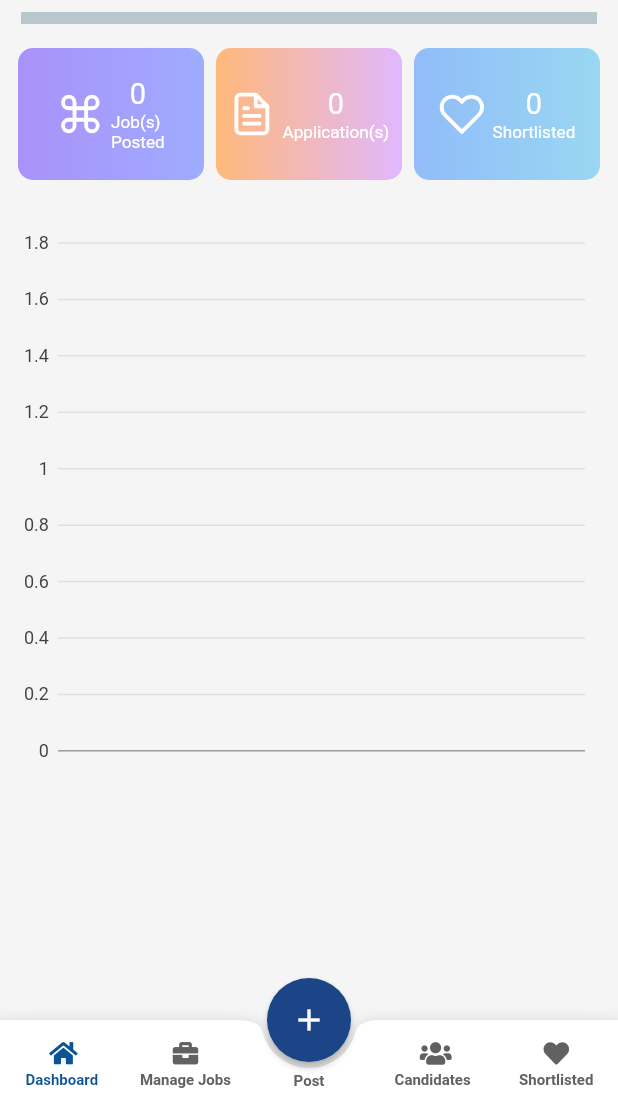
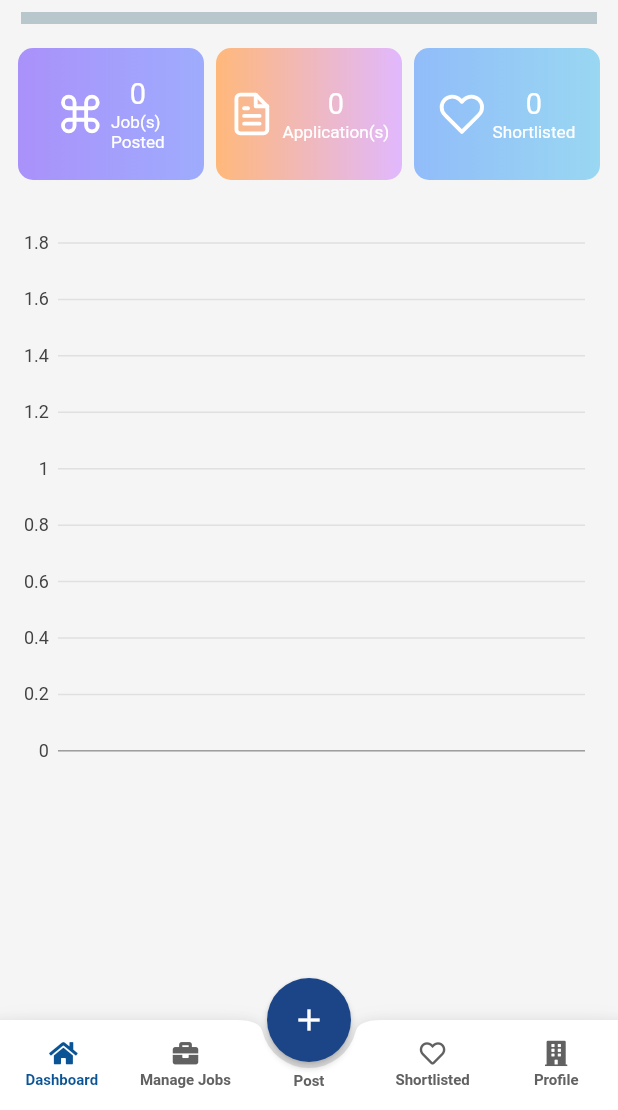
Before and after one commit to KowserAlam/Test, a Flutter app: the Home screen opened directly, on a phone screen of 412 x 824 dp, the part 126-1236 px from its top. Run offline on Flutter 3.47's test engine with Material 2 defaults, Android fonts, the phone set to English and light mode, and no system bars; drawn by our look-alikes of percent_indicator; our stand-ins replace after_layout, bot_toast, cached_network_image, charts_flutter, connectivity, dartz and 14 more; missing offline and left inert: jwt_decode; accounts and stored records are empty; network calls fail.

```diff
--- a/lib/features/company_profile/view/company_details.dart
+++ b/lib/features/company_profile/view/company_details.dart
@@ -759,9 +759,9 @@ class _CompanyDetailsState extends State<CompanyDetails> with AfterLayoutMixin {
     );
 
     return Scaffold(
-      appBar: AppBar(
-        title: Text(StringResources.companyDetailsText),
-      ),
+//      appBar: AppBar(
+//        title: Text(StringResources.companyDetailsText),
+//      ),
       body: ListView(
         children: [
           Container(
--- a/lib/features/dashboard/models/info_box_data_model.dart
+++ b/lib/features/dashboard/models/info_box_data_model.dart
@@ -1,15 +1,15 @@
 class InfoBoxDataModel {
-  int favouriteJobCount;
-  int appliedJobCount;
-  int skillsCount;
+  int numberOfJobs;
+  int applicationCount;
+  int shortListed;
 
   InfoBoxDataModel(
-      {this.favouriteJobCount, this.appliedJobCount, this.skillsCount});
+      {this.numberOfJobs, this.applicationCount, this.shortListed});
 
   InfoBoxDataModel.fromJson(Map<String, dynamic> json) {
-    favouriteJobCount = json['favourite_job_count'];
-    appliedJobCount = json['applied_job_count'];
-    skillsCount = json['skills_count'];
+    numberOfJobs = json['company_number_of_job'];
+    applicationCount = json['company_appilcation_count'];
+    shortListed = json['company_application_shortlist_count'];
   }
 
 }
--- a/lib/features/dashboard/repositories/dashboard_repository.dart
+++ b/lib/features/dashboard/repositories/dashboard_repository.dart
@@ -5,12 +5,13 @@ import 'package:dartz/dartz.dart';
 import 'package:jobxprss_company/features/dashboard/models/info_box_data_model.dart';
 import 'package:jobxprss_company/features/dashboard/models/skill_job_chart_data_model.dart';
 import 'package:jobxprss_company/main_app/api_helpers/api_client.dart';
+import 'package:jobxprss_company/main_app/api_helpers/urls.dart';
 import 'package:jobxprss_company/main_app/failure/app_error.dart';
 
 class DashBoardRepository {
   Future<Either<AppError, InfoBoxDataModel>> getInfoBoxData() async {
     try {
-      var res = await ApiClient().getRequest('');
+      var res = await ApiClient().getRequest(Urls.infoBoxUrl);
       print(res.statusCode);
       if (res.statusCode == 200) {
         var decodedJson = json.decode(res.body);
@@ -33,7 +34,7 @@ class DashBoardRepository {
   Future<Either<AppError, List<SkillJobChartDataModel>>>
       getSkillJobChart() async {
     try {
-      var res = await ApiClient().getRequest('');
+      var res = await ApiClient().getRequest(Urls.dashboardChartUrl);
       print(res.statusCode);
       if (res.statusCode == 200) {
         var decodedJson = json.decode(res.body);
--- a/lib/features/dashboard/view/dash_board_screen.dart
+++ b/lib/features/dashboard/view/dash_board_screen.dart
@@ -125,8 +125,8 @@ class _DashBoardScreenState extends State<DashBoardScreen>
                       ProfileCompletePercentIndicatorWidget(
                           dashboardViewModel.profileCompletePercent / 100),
                       InfoBoxWidget(
-                        onTapApplied: widget.onTapApplied,
-                        onTapFavourite: widget.onTapFavourite,
+                        onTapApplications: widget.onTapApplied,
+                        onTapShortListed: widget.onTapFavourite,
                       ),
                       JobChartWidget(
                         animate: true,
--- a/lib/features/dashboard/view/widgets/info_box_widget.dart
+++ b/lib/features/dashboard/view/widgets/info_box_widget.dart
@@ -7,10 +7,10 @@ import 'package:provider/provider.dart';
 import 'package:shimmer/shimmer.dart';
 
 class InfoBoxWidget extends StatelessWidget {
-  final Function onTapFavourite;
-  final Function onTapApplied;
+  final Function onTapShortListed;
+  final Function onTapApplications;
 
-  InfoBoxWidget({this.onTapFavourite, this.onTapApplied});
+  InfoBoxWidget({this.onTapShortListed, this.onTapApplications});
 
   @override
   Widget build(BuildContext context) {
@@ -62,7 +62,7 @@ class InfoBoxWidget extends StatelessWidget {
                           ]),
                           iconData: FeatherIcons.command,
                           label: StringResources.jobsPostedText,
-                          count: infoBoxData?.skillsCount ?? 0),
+                          count: infoBoxData?.numberOfJobs ?? 0),
                     ),
 
                     /// applications
@@ -77,8 +77,8 @@ class InfoBoxWidget extends StatelessWidget {
                               ]),
                               iconData: FeatherIcons.fileText,
                               label: StringResources.applicationsText,
-                              onTap: onTapApplied,
-                              count: infoBoxData?.appliedJobCount),
+                              onTap: onTapApplications,
+                              count: infoBoxData?.applicationCount),
                     ),
 
                     /// shortlited
@@ -90,8 +90,8 @@ class InfoBoxWidget extends StatelessWidget {
                           ]),
                           iconData: FeatherIcons.heart,
                           label: StringResources.shortListedText,
-                          count: infoBoxData?.favouriteJobCount,
-                          onTap: onTapFavourite),
+                          count: infoBoxData?.shortListed,
+                          onTap: onTapShortListed),
                     ),
                   ],
                 ),
--- a/lib/features/manage_candidate/view/manage_candidate_screen.dart
+++ b/lib/features/manage_candidate/view/manage_candidate_screen.dart
@@ -1,6 +1,7 @@
 import 'package:after_layout/after_layout.dart';
 import 'package:cached_network_image/cached_network_image.dart';
 import 'package:flutter/material.dart';
+import 'package:jobxprss_company/features/manage_candidate/view/widget/candidate_list_tile.dart';
 import 'package:jobxprss_company/features/manage_candidate/view_models.dart';
 import 'package:jobxprss_company/main_app/models/candidate.dart';
 import 'package:jobxprss_company/main_app/resource/strings_resource.dart';
@@ -46,9 +47,8 @@ class _ManageCandidateScreenState extends State<ManageCandidateScreen>
                 itemCount: candidates.length,
                 itemBuilder: (BuildContext context,int index){
                   Candidate candidate = candidates[index];
-              return ListTile(
-                leading: CachedNetworkImage(imageUrl: candidate.image??"",),
-                title: Text(candidate.fullName??""),);
+                 return CandidateListTile(candidate);
+
             });
           },
         ),
--- a/lib/main_app/api_helpers/urls.dart
+++ b/lib/main_app/api_helpers/urls.dart
@@ -17,6 +17,9 @@ class Urls {
   static String postJobUrl = "/api/company/post-job/"; //<str:name>/
   static String openJobsCompany = "/api/job/search/?company="; //cname
   static String manageCandidateList = "/api/application/list"; //cname
+  static String infoBoxUrl = "/api/company/dashboard/infobox/"; //cname
+  static String dashboardChartUrl = "/api/company/dashboard/chart/"; //cname
+  static String dashboardRecentActivityUrl = "/api/company/dashboard/recent_activity/"; //cname
 
 
   static String industryListUrl = "/api/industry/";
--- a/lib/main_app/home.dart
+++ b/lib/main_app/home.dart
@@ -1,6 +1,7 @@
 import 'package:flutter/cupertino.dart';
 import 'package:flutter/material.dart';
 import 'package:font_awesome_flutter/font_awesome_flutter.dart';
+import 'package:jobxprss_company/features/company_profile/view/company_details.dart';
 import 'package:jobxprss_company/features/dashboard/view/dash_board_screen.dart';
 import 'package:jobxprss_company/features/job_post/view/post_new_job_screen.dart';
 import 'package:jobxprss_company/features/manage_candidate/view/manage_candidate_screen.dart';
@@ -38,10 +39,10 @@ class _HomeState extends State<Home> {
         appbarTitle = StringResources.manageJobsText;
         break;
       case 2:
-        appbarTitle = StringResources.manageCandidatesText;
+        appbarTitle = StringResources.shortedListedCandidatesText;
         break;
       case 3:
-        appbarTitle = StringResources.shortedListedCandidatesText;
+        appbarTitle = StringResources.companyDetailsText;
         break;
     }
   }
@@ -85,74 +86,74 @@ class _HomeState extends State<Home> {
 
         //manage candidate
         FABBottomAppBarItem(
-            iconData: FontAwesomeIcons.users,
-            label: StringResources.candidatesText),
+            iconData: FontAwesomeIcons.heart,
+            label: StringResources.shortedListedText),
         // shortedListedCandidatesText
         FABBottomAppBarItem(
-            iconData: FontAwesomeIcons.solidHeart,
-            label: StringResources.shortedListedText),
+            iconData: FontAwesomeIcons.solidBuilding,
+            label: StringResources.profileText),
       ],
     );
-    var bottomNavBar = BottomNavigationBar(
-//        selectedItemColor: Theme.of(context).primaryColor,
-//        unselectedItemColor: Colors.grey,
-        onTap: (int index) {
-          _paeViewController.animateToPage(index,
-              duration: const Duration(milliseconds: 400),
-              curve: Curves.easeInOut);
-        },
-        currentIndex: currentIndex,
-        iconSize: 17,
-        selectedLabelStyle: TextStyle(fontWeight: FontWeight.w600),
-        unselectedLabelStyle: TextStyle(fontWeight: FontWeight.w600),
-        selectedFontSize: 10,
-        unselectedFontSize: 10,
-        type: BottomNavigationBarType.fixed,
-        items: [
-          // dashboard
-          BottomNavigationBarItem(
-              icon: Padding(
-                padding: const EdgeInsets.only(
-                  bottom: 3,
-                ),
-                child: Icon(
-                  FontAwesomeIcons.home,
-                ),
-              ),
-              title: Text(StringResources.dashBoardText)),
-          //manageJobs
-          BottomNavigationBarItem(
-              icon: Padding(
-                padding: const EdgeInsets.only(
-                  bottom: 3,
-                ),
-                child: Icon(
-                  FontAwesomeIcons.briefcase,
-                ),
-              ),
-              title: Text(StringResources.manageJobsText)),
-
-          //post
-          BottomNavigationBarItem(
-              icon: Padding(
-                padding: const EdgeInsets.only(bottom: 5),
-                child: Icon(FontAwesomeIcons.solidPlusSquare),
-              ),
-              title: Text(StringResources.postText)),
-          //manage candidate
-          BottomNavigationBarItem(
-              icon: Padding(
-                  padding: const EdgeInsets.only(bottom: 5),
-                  child: Icon(FontAwesomeIcons.users)),
-              title: Text(StringResources.candidatesText)),
-          // shortedListedCandidatesText
-          BottomNavigationBarItem(
-              icon: Padding(
-                padding: const EdgeInsets.only(bottom: 5),
-                child: Icon(FontAwesomeIcons.solidHeart),
-              ),
-              title: Text(StringResources.shortedListedText)),
-        ]);
+//    var bottomNavBar = BottomNavigationBar(
+////        selectedItemColor: Theme.of(context).primaryColor,
+////        unselectedItemColor: Colors.grey,
+//        onTap: (int index) {
+//          _paeViewController.animateToPage(index,
+//              duration: const Duration(milliseconds: 400),
+//              curve: Curves.easeInOut);
+//        },
+//        currentIndex: currentIndex,
+//        iconSize: 17,
+//        selectedLabelStyle: TextStyle(fontWeight: FontWeight.w600),
+//        unselectedLabelStyle: TextStyle(fontWeight: FontWeight.w600),
+//        selectedFontSize: 10,
+//        unselectedFontSize: 10,
+//        type: BottomNavigationBarType.fixed,
+//        items: [
+//          // dashboard
+//          BottomNavigationBarItem(
+//              icon: Padding(
+//                padding: const EdgeInsets.only(
+//                  bottom: 3,
+//                ),
+//                child: Icon(
+//                  FontAwesomeIcons.home,
+//                ),
+//              ),
+//              title: Text(StringResources.dashBoardText)),
+//          //manageJobs
+//          BottomNavigationBarItem(
+//              icon: Padding(
+//                padding: const EdgeInsets.only(
+//                  bottom: 3,
+//                ),
+//                child: Icon(
+//                  FontAwesomeIcons.briefcase,
+//                ),
+//              ),
+//              title: Text(StringResources.manageJobsText)),
+//
+//          //post
+//          BottomNavigationBarItem(
+//              icon: Padding(
+//                padding: const EdgeInsets.only(bottom: 5),
+//                child: Icon(FontAwesomeIcons.solidPlusSquare),
+//              ),
+//              title: Text(StringResources.postText)),
+//          //manage candidate
+//          BottomNavigationBarItem(
+//              icon: Padding(
+//                  padding: const EdgeInsets.only(bottom: 5),
+//                  child: Icon(FontAwesomeIcons.users)),
+//              title: Text(StringResources.candidatesText)),
+//          // shortedListedCandidatesText
+//          BottomNavigationBarItem(
+//              icon: Padding(
+//                padding: const EdgeInsets.only(bottom: 5),
+//                child: Icon(FontAwesomeIcons.solidHeart),
+//              ),
+//              title: Text(StringResources.shortedListedText)),
+//        ]);
 
     return WillPopScope(
       onWillPop: () async {
@@ -197,11 +198,9 @@ class _HomeState extends State<Home> {
               ManageJobsScreen(),
 //              ManageCandidateScreen(),
               Center(
-                child: Text("4"),
+                child: Text(StringResources.shortedListedText),
               ),
-              Center(
-                child: Text("5"),
-              ),
+              CompanyDetails(),
             ],
           ),
         ),
```
Also changed, not shown: lib/features/manage_candidate/view/widget/candidate_list_tile.dart (added, +98 -0 lines), lib/main_app/views/app_drawer.dart (+12 -12 lines).
